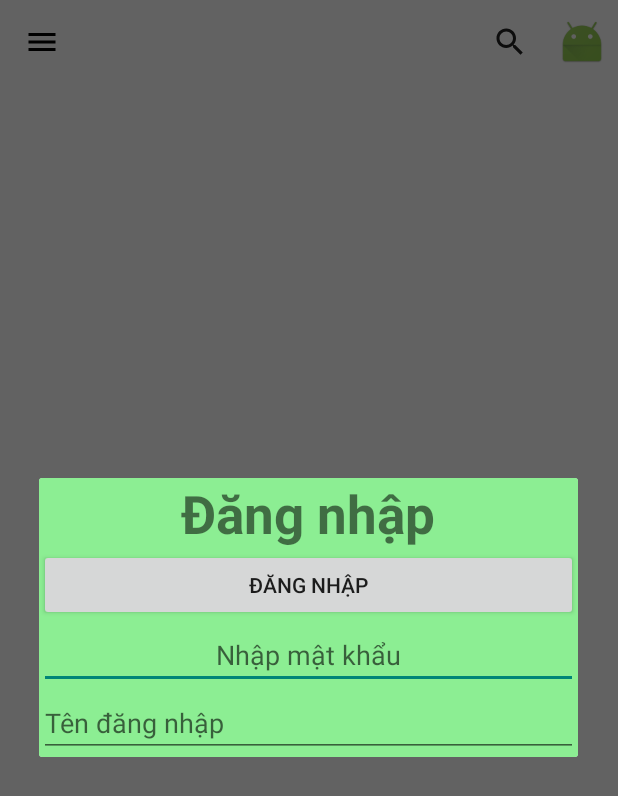
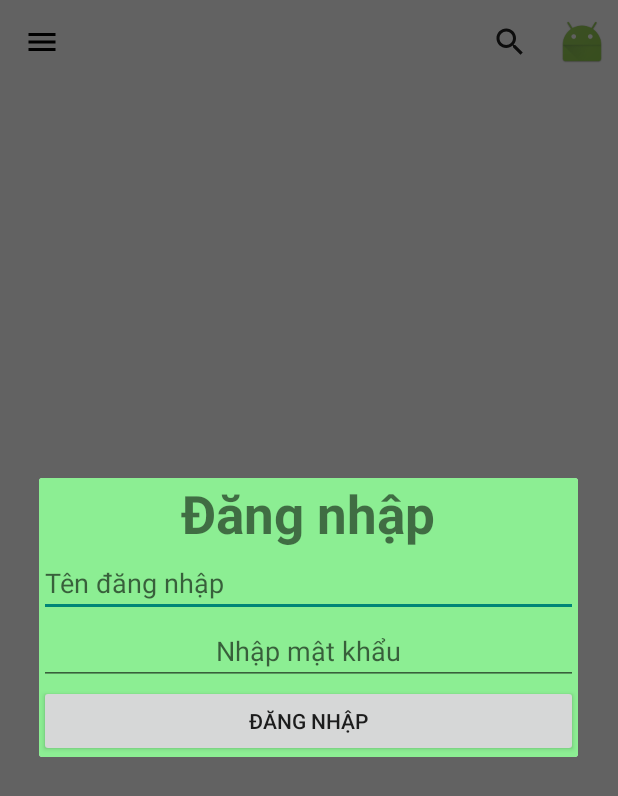
Before and after one commit to DucSine/COTS, an Android app: the screen it shows after launch (MainActivity), after a tap on "avatar", on a phone screen of 412 x 824 dp. Shown: the top 796 px of the screen. Run offline under Robolectric (Android 15) with nearby library versions, the phone set to English and light mode, and no system bars; 2 other taps on this screen came first.

Commit message:
Fix
Signed-off-by: DucSine <duchoangvo97@gmail.com>

```diff
--- a/app/src/main/res/layout/dialog_login.xml
+++ b/app/src/main/res/layout/dialog_login.xml
@@ -26,11 +26,14 @@
         android:layout_height="wrap_content"
         android:orientation="vertical">
 
-        <Button
-            android:id="@+id/btn_dialog_login"
+        <EditText
+            android:id="@+id/edt_dialog_username"
             android:layout_width="match_parent"
             android:layout_height="wrap_content"
-            android:text="@string/btn_dialog_login" />
+            android:autofillHints=""
+            android:ems="10"
+            android:hint="@string/hint_edt_dialog_username"
+            android:inputType="textPersonName" />
 
         <EditText
             android:id="@+id/edt_dialog_password"
@@ -42,14 +45,11 @@
             android:inputType="textPassword"
             android:textAlignment="center" />
 
-        <EditText
-            android:id="@+id/edt_dialog_username"
+        <Button
+            android:id="@+id/btn_dialog_login"
             android:layout_width="match_parent"
             android:layout_height="wrap_content"
-            android:autofillHints=""
-            android:ems="10"
-            android:hint="@string/hint_edt_dialog_username"
-            android:inputType="textPersonName" />
+            android:text="@string/btn_dialog_login" />
     </LinearLayout>
 
 </LinearLayout>
```
